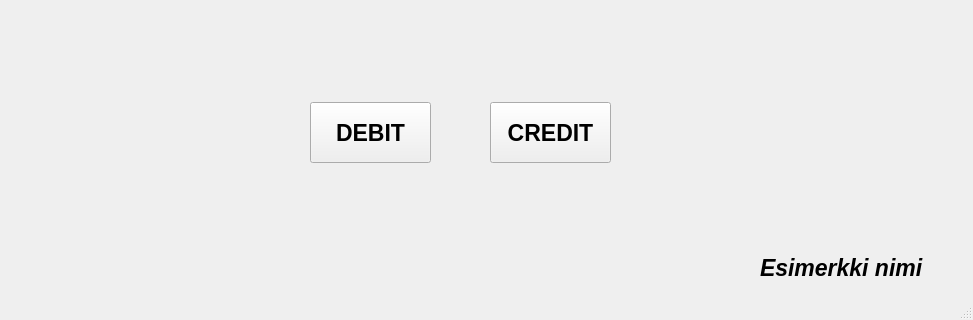
The window that frontend/mainwindow.ui (22kmo-project/group_17) describes before a commit, drawn with Qt 5; both pictures show x 0 to 973 and y 238 to 558 of the 973 by 558 pixel window.
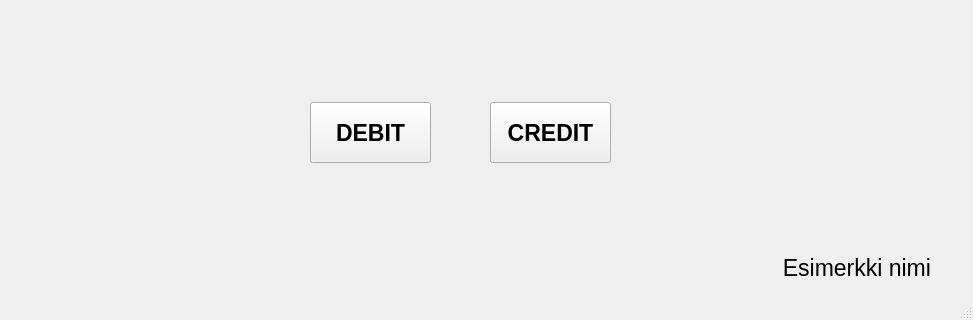
The same window after the commit. The open tabs and pages were chosen to show the change.

Commit message: frontend login, tilimäärien tarkistus, tili valinta,yhden tilin käyttö,tilitietojen haku ja pääkäyttöliittymä toimivat

```diff
--- a/frontend/mainwindow.ui
+++ b/frontend/mainwindow.ui
@@ -379,22 +379,25 @@
      <widget class="QLabel" name="current_user_label_1">
       <property name="geometry">
        <rect>
-        <x>760</x>
+        <x>40</x>
         <y>440</y>
-        <width>171</width>
+        <width>891</width>
         <height>31</height>
        </rect>
       </property>
       <property name="font">
        <font>
         <pointsize>17</pointsize>
-        <italic>true</italic>
-        <bold>true</bold>
+        <italic>false</italic>
+        <bold>false</bold>
        </font>
       </property>
       <property name="text">
        <string>Esimerkki nimi</string>
       </property>
+      <property name="alignment">
+       <set>Qt::AlignRight|Qt::AlignTrailing|Qt::AlignVCenter</set>
+      </property>
      </widget>
     </widget>
     <widget class="QWidget" name="choose_function_page">
```
Left out of the diff: 13 changed lines with no effect on the pictures. The commit also changes 2 other files.
